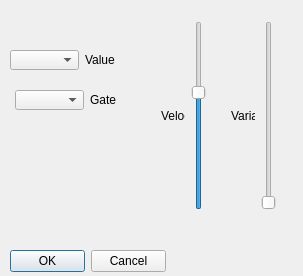
This is GeneratorQT/dlgdotedit.ui in ReverendLove/GeneratorQT as Qt 5 draws it before an edit. The edited form follows.
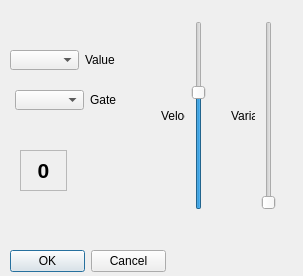
This is the edited form.

```diff
--- a/GeneratorQT/dlgdotedit.ui
+++ b/GeneratorQT/dlgdotedit.ui
@@ -203,6 +203,38 @@
     </item>
    </layout>
   </widget>
+  <widget class="QLabel" name="lblDotId">
+   <property name="geometry">
+    <rect>
+     <x>20</x>
+     <y>150</y>
+     <width>47</width>
+     <height>41</height>
+    </rect>
+   </property>
+   <property name="font">
+    <font>
+     <pointsize>16</pointsize>
+     <weight>75</weight>
+     <bold>true</bold>
+    </font>
+   </property>
+   <property name="frameShape">
+    <enum>QFrame::StyledPanel</enum>
+   </property>
+   <property name="frameShadow">
+    <enum>QFrame::Sunken</enum>
+   </property>
+   <property name="lineWidth">
+    <number>4</number>
+   </property>
+   <property name="text">
+    <string>0</string>
+   </property>
+   <property name="alignment">
+    <set>Qt::AlignCenter</set>
+   </property>
+  </widget>
   <zorder>layoutWidget</zorder>
   <zorder>buttonBox</zorder>
   <zorder>cbValue</zorder>
```
Left out of the diff: 1 changed line with no effect on the pictures.
